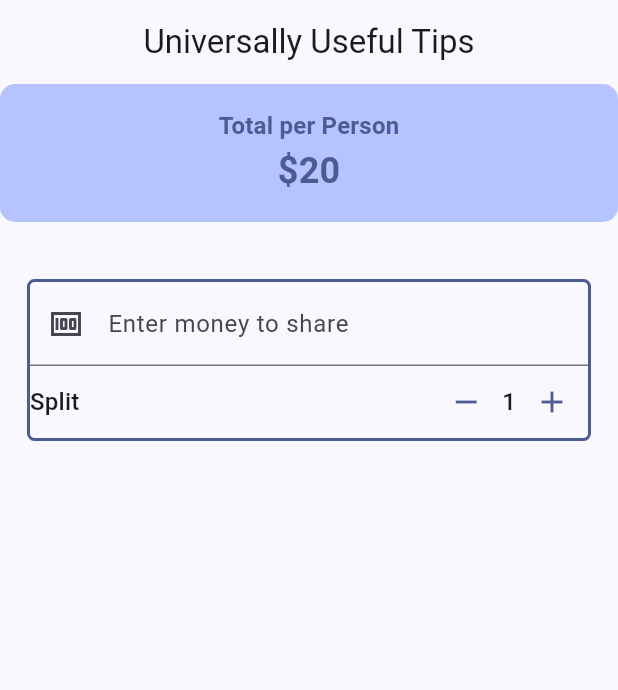
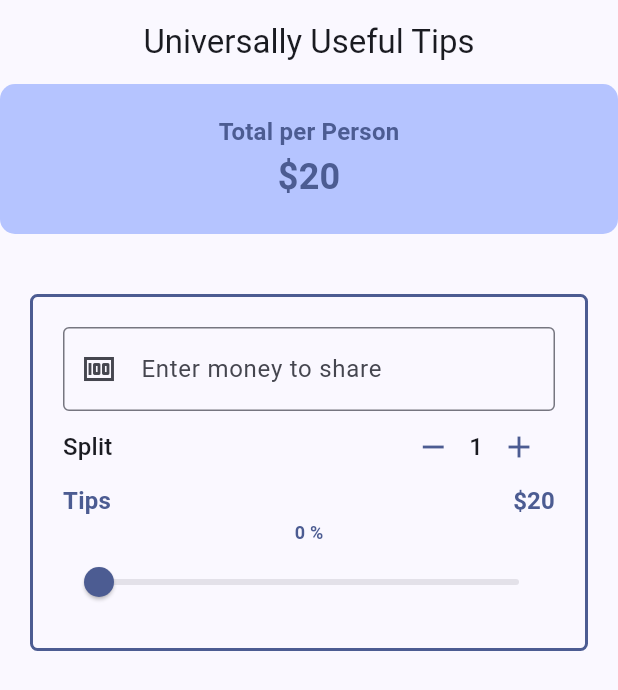
Before and after one commit to Ndifoinhilary/complete-flutter-bootcamp, a Flutter app: the screen it shows after launch, on a phone screen of 412 x 824 dp. Shown: the top 690 px of the screen. Run offline on Flutter 3.47's test engine with Material 3 defaults, Android fonts, the phone set to English and light mode, and no system bars.

Commit message:
Done with the UI design

```diff
--- a/lib/main.dart
+++ b/lib/main.dart
@@ -31,6 +31,8 @@ class UTips extends StatefulWidget {
 class _UTipsState extends State<UTips> {
   int _personCount = 1;
 
+  double _tipPercentage = 0;
+
   @override
   Widget build(BuildContext context) {
     var theme = Theme.of(context);
@@ -57,9 +59,10 @@ class _UTipsState extends State<UTips> {
       appBar: AppBar(title: Text('Universally Useful Tips'), centerTitle: true),
       body: Column(
         crossAxisAlignment: CrossAxisAlignment.stretch,
+
         children: [
           Container(
-            padding: EdgeInsets.all(16),
+            padding: EdgeInsets.all(20),
             decoration: BoxDecoration(
               borderRadius: BorderRadius.circular(10),
               color: Theme.of(context).colorScheme.inversePrimary,
@@ -73,8 +76,9 @@ class _UTipsState extends State<UTips> {
           ),
 
           Padding(
-            padding: const EdgeInsets.all(18),
+            padding: const EdgeInsets.all(20),
             child: Container(
+              padding: EdgeInsets.all(20),
               margin: EdgeInsets.only(top: 20),
               decoration: BoxDecoration(
                 borderRadius: BorderRadius.circular(5),
@@ -86,6 +90,7 @@ class _UTipsState extends State<UTips> {
                     decoration: InputDecoration(
                       prefixIcon: Icon(Icons.money),
                       label: Text("Enter money to share"),
+                      border: OutlineInputBorder(),
                     ),
                     keyboardType: TextInputType.numberWithOptions(
                       decimal: true,
@@ -118,6 +123,29 @@ class _UTipsState extends State<UTips> {
                       ),
                     ],
                   ),
+                  Row(
+                    mainAxisAlignment: MainAxisAlignment.spaceBetween,
+                    children: [
+                      Text("Tips", style: style),
+                      Text("\$20", style: style),
+                    ],
+                  ),
+                  Text(
+                    "${(_tipPercentage * 100).round()} %",
+                    style: style.copyWith(fontSize: 12),
+                  ),
+                  Slider(
+                    value: _tipPercentage,
+                    onChanged:
+                        (value) => {
+                          setState(() {
+                            _tipPercentage = value;
+                          }),
+                        },
+                    min: 0.0,
+                    max: 0.7,
+                    label: "Percentage",
+                  ),
                 ],
               ),
             ),
```
